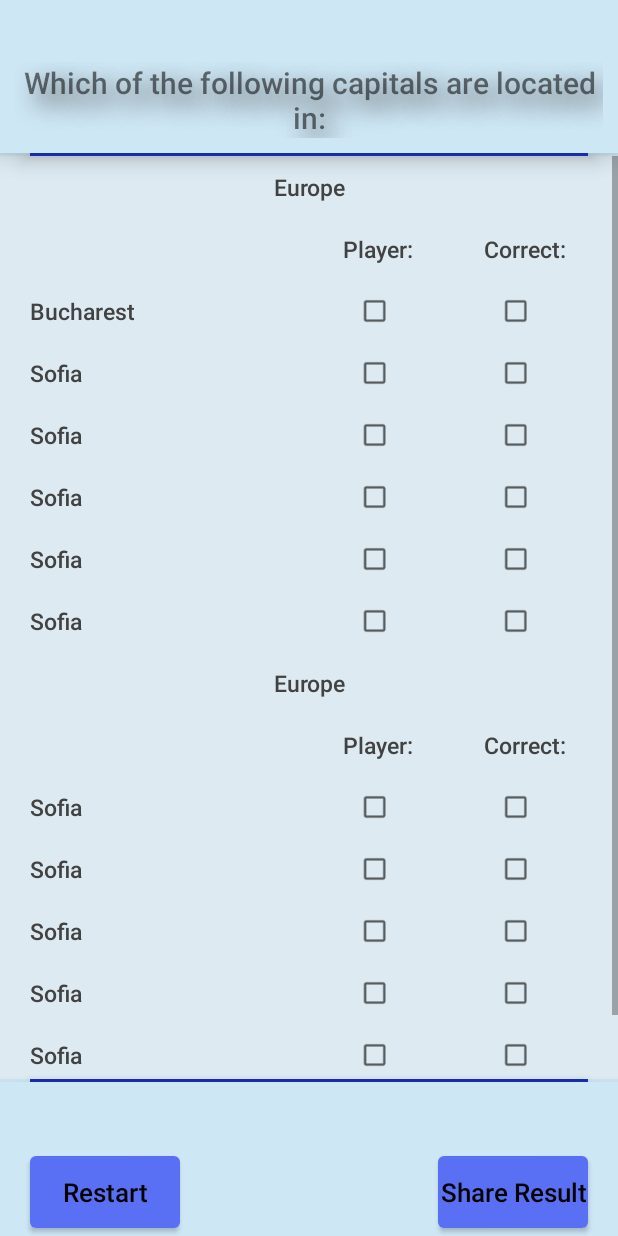
After one commit to raulrada/QuizApp, an Android app: the ReportActivity2 screen opened directly, with no data from a screen before it, on a phone screen of 412 x 824 dp. The commit adds this screen. Run offline under Robolectric (Android 15) with nearby library versions, the phone set to English and light mode, and no system bars.

Commit message:
activity_report_2.xml implemented

```diff
--- a/app/src/main/AndroidManifest.xml
+++ b/app/src/main/AndroidManifest.xml
@@ -19,7 +19,8 @@
         <activity android:name=".QuizActivity" />
         <activity android:name=".ReportActivity" />
         <activity android:name=".QuizOpenActivity" />
-        <activity android:name=".QuizMultipleActivity"></activity>
+        <activity android:name=".QuizMultipleActivity" />
+        <activity android:name=".ReportActivity2"></activity>
     </application>
 
 </manifest>
--- a/app/src/main/java/com/example/android/quizapp/ReportActivity.java
+++ b/app/src/main/java/com/example/android/quizapp/ReportActivity.java
@@ -69,7 +69,7 @@ public class ReportActivity extends AppCompatActivity{
         nameReportTextView.setText(getString(R.string.player_name_results,testeeName));
         nameResultsTextView.setText(getString(R.string.player_name_score,testeeName));
 
-        questionTextView = (TextView) findViewById(R.id.question_text_view_results);
+        //questionTextView = (TextView) findViewById(R.id.question_text_view_results);
 
         currentScore = getIntent().getIntExtra("KEY_TESTEE_SCORE", 0);
 
@@ -120,6 +120,12 @@ public class ReportActivity extends AppCompatActivity{
      * Restart the quiz for the current player
      * @param view
      */
+
+    public void next(View view){
+        Intent nextReport = new Intent(this, ReportActivity2.class);
+        startActivity(nextReport);
+    }
+
     public void restart(View view){
         Intent startQuizIntent = new Intent (this, QuizActivity.class);
         startQuizIntent.putExtra("KEY_TESTEE_NAME", testeeName);
--- /dev/null
+++ b/app/src/main/java/com/example/android/quizapp/ReportActivity2.java
@@ -0,0 +1,54 @@
+package com.example.android.quizapp;
+
+import android.content.Intent;
+import android.net.Uri;
+import android.support.v7.app.AppCompatActivity;
+import android.os.Bundle;
+import android.view.View;
+
+public class ReportActivity2 extends AppCompatActivity {
+
+    private String testeeName = "";
+
+    private int currentScore = 0;
+
+    private int maxScorePossible = 0;
+
+    private static final int MIN_SCORE_CONGRATULATIONS = 10;
+
+    @Override
+    protected void onCreate(Bundle savedInstanceState) {
+        super.onCreate(savedInstanceState);
+        setContentView(R.layout.activity_report_2);
+    }
+
+
+    public void restart(View view){
+        Intent startQuizIntent = new Intent (this, QuizActivity.class);
+        startQuizIntent.putExtra("KEY_TESTEE_NAME", testeeName);
+        startActivity(startQuizIntent);
+    }
+
+    /**
+     * allows player to share quiz result via e-mail
+     * @param view
+     */
+    public void share(View view){
+        String mySubject = getString(R.string.player_result_share_subject,testeeName);
+        String myMessage;
+
+        //determine message to be included in e-mail: congratulate player or encourage player.
+        if (currentScore >= MIN_SCORE_CONGRATULATIONS)
+            myMessage = getString(R.string.share_message_congratulate, testeeName, currentScore, maxScorePossible);
+        else
+            myMessage = getString(R.string.share_message_encourage, testeeName, currentScore, maxScorePossible);
+
+        Intent intent = new Intent(Intent.ACTION_SENDTO);
+        intent.setData(Uri.parse("mailto:"));
+        intent.putExtra(Intent.EXTRA_SUBJECT, mySubject);
+        intent.putExtra(Intent.EXTRA_TEXT, myMessage);
+        if (intent.resolveActivity(getPackageManager()) != null){
+            startActivity(intent);}
+    }
+
+}
--- a/app/src/main/res/layout/activity_report.xml
+++ b/app/src/main/res/layout/activity_report.xml
@@ -294,6 +294,17 @@
 
             </LinearLayout>
 
+            <LinearLayout
+                android:layout_width="match_parent"
+                android:layout_height="wrap_content">
+
+                <Button
+                    android:id="@+id/button_next"
+                    style="@style/button.result"
+                    android:onClick="next"/>
+
+            </LinearLayout>
+
         </LinearLayout>
 
     </ScrollView>
--- /dev/null
+++ b/app/src/main/res/layout/activity_report_2.xml
@@ -0,0 +1,459 @@
+<?xml version="1.0" encoding="utf-8"?>
+
+<LinearLayout xmlns:android="http://schemas.android.com/apk/res/android"
+    xmlns:tools="http://schemas.android.com/tools"
+    android:layout_width="match_parent"
+    android:layout_height="match_parent"
+    android:background="@color/welcome_background_color_darker"
+    android:orientation="vertical"
+    tools:context="com.example.android.quizapp.ReportActivity2">
+
+    <FrameLayout style="@style/frameLayoutWelcome">
+
+        <TextView
+            android:id="@+id/name_results2_text_view"
+            style="@style/text.question_number" />
+
+    </FrameLayout>
+
+    <FrameLayout style="@style/frameLayoutWelcome">
+
+        <TextView
+            android:id="@+id/question_text_view_results2"
+            style="@style/text.title"
+            android:text="@string/ask_question_result2" />
+
+    </FrameLayout>
+
+
+    <View style="@style/line" />
+
+    <ScrollView
+        android:layout_width="match_parent"
+        android:layout_height="@dimen/noHeight"
+        android:layout_weight="1"
+        android:background="@color/welcome_background_color_lighter"
+        android:fillViewport="true">
+
+        <LinearLayout
+            android:layout_width="match_parent"
+            android:layout_height="wrap_content"
+            android:orientation="vertical">
+
+            <LinearLayout
+                android:layout_width="match_parent"
+                android:layout_height="wrap_content"
+                android:layout_weight="1"
+                android:orientation="horizontal">
+
+                <TextView
+                    style="@style/text.result.start"
+                    android:gravity="center"
+                    android:id="@+id/text_view_zone1"
+                    android:layout_weight="1"
+                    android:text="Europe"/>
+
+            </LinearLayout>
+
+            <LinearLayout
+                android:layout_width="match_parent"
+                android:layout_height="wrap_content"
+                android:layout_weight="1">
+
+                <TextView
+                    style="@style/text.result.start"
+                    android:layout_weight="2.2" />
+
+                <TextView
+                    style="@style/text.result2"
+                    android:layout_weight="1"
+                    android:text="@string/player"/>
+
+                <TextView
+                    style="@style/text.result2"
+                    android:layout_weight="1"
+                    android:text="@string/correct_title"/>
+
+            </LinearLayout>
+
+            <LinearLayout
+                android:layout_width="match_parent"
+                android:layout_height="wrap_content"
+                android:layout_weight="1"
+                android:orientation="horizontal">
+
+                <TextView
+                    android:id="@+id/text_view_capital_0"
+                    style="@style/text.result.start"
+                    android:text="Bucharest"
+                    android:layout_weight="2.2" />
+
+                <CheckBox
+                    android:id="@+id/checbox_player_0"
+                    style="@style/text.checkbox.report"
+                    android:layout_weight="1" />
+
+                <CheckBox
+                    android:id="@+id/checkbox_correct_0"
+                    style="@style/text.checkbox.report"
+                    android:layout_weight="1" />
+
+            </LinearLayout>
+
+            <LinearLayout
+                android:layout_width="match_parent"
+                android:layout_height="wrap_content"
+                android:layout_weight="1"
+                android:orientation="horizontal">
+
+                <TextView
+                    android:id="@+id/text_view_capital_1"
+                    style="@style/text.result.start"
+                    android:text="Sofia"
+                    android:layout_weight="2.2" />
+
+                <CheckBox
+                    android:id="@+id/checbox_player_1"
+                    style="@style/text.checkbox.report"
+                    android:layout_weight="1" />
+
+                <CheckBox
+                    android:id="@+id/checkbox_correct_1"
+                    style="@style/text.checkbox.report"
+                    android:layout_weight="1" />
+
+            </LinearLayout>
+
+            <LinearLayout
+                android:layout_width="match_parent"
+                android:layout_height="wrap_content"
+                android:layout_weight="1"
+                android:orientation="horizontal">
+
+                <TextView
+                    android:id="@+id/text_view_capital_2"
+                    style="@style/text.result.start"
+                    android:text="Sofia"
+                    android:layout_weight="2.2" />
+
+                <CheckBox
+                    android:id="@+id/checbox_player_2"
+                    style="@style/text.checkbox.report"
+                    android:layout_weight="1" />
+
+                <CheckBox
+                    android:id="@+id/checkbox_correct_2"
+                    style="@style/text.checkbox.report"
+                    android:layout_weight="1" />
+
+            </LinearLayout>
+
+            <LinearLayout
+                android:layout_width="match_parent"
+                android:layout_height="wrap_content"
+                android:layout_weight="1"
+                android:orientation="horizontal">
+
+                <TextView
+                    android:id="@+id/text_view_capital_3"
+                    style="@style/text.result.start"
+                    android:text="Sofia"
+                    android:layout_weight="2.2" />
+
+                <CheckBox
+                    android:id="@+id/checbox_player_3"
+                    style="@style/text.checkbox.report"
+                    android:layout_weight="1" />
+
+                <CheckBox
+                    android:id="@+id/checkbox_correct_3"
+                    style="@style/text.checkbox.report"
+                    android:layout_weight="1" />
+
+            </LinearLayout>
+
+            <LinearLayout
+                android:layout_width="match_parent"
+                android:layout_height="wrap_content"
+                android:layout_weight="1"
+                android:orientation="horizontal">
+
+                <TextView
+                    android:id="@+id/text_view_capital_4"
+                    style="@style/text.result.start"
+                    android:text="Sofia"
+                    android:layout_weight="2.2" />
+
+                <CheckBox
+                    android:id="@+id/checbox_player_4"
+                    style="@style/text.checkbox.report"
+                    android:layout_weight="1" />
+
+                <CheckBox
+                    android:id="@+id/checkbox_correct_4"
+                    style="@style/text.checkbox.report"
+                    android:layout_weight="1" />
+
+            </LinearLayout>
+
+            <LinearLayout
+                android:layout_width="match_parent"
+                android:layout_height="wrap_content"
+                android:layout_weight="1"
+                android:orientation="horizontal">
+
+                <TextView
+                    android:id="@+id/text_view_capital_5"
+                    style="@style/text.result.start"
+                    android:text="Sofia"
+                    android:layout_weight="2.2" />
+
+                <CheckBox
+                    android:id="@+id/checbox_player_5"
+                    style="@style/text.checkbox.report"
+                    android:layout_weight="1" />
+
+                <CheckBox
+                    android:id="@+id/checkbox_correct_5"
+                    style="@style/text.checkbox.report"
+                    android:layout_weight="1" />
+
+            </LinearLayout>
+
+
+            <LinearLayout
+                android:layout_width="match_parent"
+                android:layout_height="wrap_content"
+                android:layout_weight="1"
+                android:orientation="horizontal">
+
+                <TextView
+                    style="@style/text.result.start"
+                    android:id="@+id/text_view_zone2"
+                    android:layout_weight="1"
+                    android:gravity="center"
+                    android:text="Europe"/>
+
+            </LinearLayout>
+
+            <LinearLayout
+                android:layout_width="match_parent"
+                android:layout_height="wrap_content"
+                android:layout_weight="1">
+
+                <TextView
+                    style="@style/text.result.start"
+                    android:layout_weight="2.2" />
+
+                <TextView
+                    style="@style/text.result2"
+                    android:layout_weight="1"
+                    android:text="@string/player"/>
+
+                <TextView
+                    style="@style/text.result2"
+                    android:layout_weight="1"
+                    android:text="@string/correct_title"/>
+
+            </LinearLayout>
+
+            <LinearLayout
+                android:layout_width="match_parent"
+                android:layout_height="wrap_content"
+                android:layout_weight="1">
+
+                <TextView
+                    android:id="@+id/text_view_capital_6"
+                    style="@style/text.result.start"
+                    android:text="Sofia"
+                    android:layout_weight="2.2" />
+
+                <CheckBox
+                    android:id="@+id/checbox_player_6"
+                    style="@style/text.checkbox.report"
+                    android:layout_weight="1" />
+
+                <CheckBox
+                    android:id="@+id/checkbox_correct_6"
+                    style="@style/text.checkbox.report"
+                    android:layout_weight="1" />
+
+
+            </LinearLayout>
+
+
+            <LinearLayout
+                android:layout_width="match_parent"
+                android:layout_height="wrap_content"
+                android:layout_weight="1"
+                android:orientation="horizontal">
+
+                <TextView
+                    android:id="@+id/text_view_capital_7"
+                    style="@style/text.result.start"
+                    android:text="Sofia"
+                    android:layout_weight="2.2" />
+
+                <CheckBox
+                    android:id="@+id/checbox_player_7"
+                    style="@style/text.checkbox.report"
+                    android:layout_weight="1" />
+
+                <CheckBox
+                    android:id="@+id/checkbox_correct_7"
+                    style="@style/text.checkbox.report"
+                    android:layout_weight="1" />
+
+            </LinearLayout>
+
+            <LinearLayout
+                android:layout_width="match_parent"
+                android:layout_height="wrap_content"
+                android:layout_weight="1"
+                android:orientation="horizontal">
+
+                <TextView
+                    android:id="@+id/text_view_capital_8"
+                    style="@style/text.result.start"
+                    android:text="Sofia"
+                    android:layout_weight="2.2" />
+
+                <CheckBox
+                    android:id="@+id/checbox_player_8"
+                    style="@style/text.checkbox.report"
+                    android:layout_weight="1" />
+
+                <CheckBox
+                    android:id="@+id/checkbox_correct_8"
+                    style="@style/text.checkbox.report"
+                    android:layout_weight="1" />
+
+            </LinearLayout>
+
+            <LinearLayout
+                android:layout_width="match_parent"
+                android:layout_height="wrap_content"
+                android:layout_weight="1">
+
+                <TextView
+                    android:id="@+id/text_view_capital_9"
+                    style="@style/text.result.start"
+                    android:text="Sofia"
+                    android:layout_weight="2.2" />
+
+                <CheckBox
+                    android:id="@+id/checbox_player_9"
+                    style="@style/text.checkbox.report"
+                    android:layout_weight="1" />
+
+                <CheckBox
+                    android:id="@+id/checkbox_correct_9"
+                    style="@style/text.checkbox.report"
+                    android:layout_weight="1" />
+
+            </LinearLayout>
+
+            <LinearLayout
+            android:layout_width="match_parent"
+            android:layout_height="wrap_content"
+            android:layout_weight="1"
+            android:orientation="horizontal">
+
+            <TextView
+                android:id="@+id/text_view_capital_10"
+                style="@style/text.result.start"
+                android:text="Sofia"
+                android:layout_weight="2.2" />
+
+            <CheckBox
+                android:id="@+id/checbox_player_10"
+                style="@style/text.checkbox.report"
+                android:layout_weight="1" />
+
+            <CheckBox
+                android:id="@+id/checkbox_correct_10"
+                style="@style/text.checkbox.report"
+                android:layout_weight="1" />
+
+        </LinearLayout>
+
+            <LinearLayout
+                android:layout_width="match_parent"
+                android:layout_height="wrap_content"
+                android:layout_weight="1"
+                android:orientation="horizontal">
+
+                <TextView
+                    android:id="@+id/text_view_capital_11"
+                    style="@style/text.result.start"
+                    android:text="Sofia"
+                    android:layout_weight="2.2" />
+
+                <CheckBox
+                    android:id="@+id/checbox_player_11"
+                    style="@style/text.checkbox.report"
+                    android:layout_weight="1" />
+
+                <CheckBox
+                    android:id="@+id/checkbox_correct_11"
+                    style="@style/text.checkbox.report"
+                    android:layout_weight="1" />
+
+            </LinearLayout>
+
+        </LinearLayout>
+
+    </ScrollView>
+
+    <View style="@style/line" />
+
+    <FrameLayout style="@style/frameLayoutWelcome">
+
+        <RelativeLayout
+            android:layout_width="match_parent"
+            android:layout_height="wrap_content"
+            android:elevation="@dimen/elevation">
+
+            <TextView
+                android:id="@+id/name_text_view_report_2"
+                style="@style/text.summary.start"
+                android:layout_width="wrap_content"
+                android:layout_height="wrap_content"
+                android:layout_alignParentStart="true" />
+
+            <TextView
+                android:id="@+id/current_score_view_report_2"
+                style="@style/text.summary.end"
+                android:layout_width="wrap_content"
+                android:layout_height="wrap_content"
+                android:layout_alignParentEnd="true" />
+
+        </RelativeLayout>
+
+    </FrameLayout>
+
+    <FrameLayout style="@style/frameLayoutWelcome">
+
+        <RelativeLayout
+            android:layout_width="match_parent"
+            android:layout_height="wrap_content">
+
+            <Button
+                android:id="@+id/restart_button_2"
+                style="@style/button.result"
+                android:layout_alignParentStart="true"
+                android:onClick="restart"
+                android:text="@string/restart" />
+
+            <Button
+                android:id="@+id/share_button_2"
+                style="@style/button.result"
+                android:layout_alignParentEnd="true"
+                android:onClick="share"
+                android:text="@string/share_result" />
+
+        </RelativeLayout>
+
+    </FrameLayout>
+
+</LinearLayout>
--- a/app/src/main/res/values/colors.xml
+++ b/app/src/main/res/values/colors.xml
@@ -15,8 +15,8 @@
     <color name="buttonDisabledTextColor">#FF424242</color>
 
     <color name="radioButtonQuizTextColor">#FF424242</color>
-    <color name="reqularQuizTextColor">#FF424242</color>
-    <color name="reqularResultTextColor">#FF424242</color>
+    <color name="regularQuizTextColor">#FF424242</color>
+    <color name="regularResultTextColor">#FF424242</color>
     <color name="summaryResultTextColor">#FF424242</color>
 
     <color name="correctAnswerColor">#17601c</color>
--- a/app/src/main/res/values/dimens.xml
+++ b/app/src/main/res/values/dimens.xml
@@ -29,6 +29,12 @@
     <dimen name="resultTextResultMarginTop">10dp</dimen>
     <dimen name="resultTextResultMarginBottom">10dp</dimen>
     <dimen name="resultTextResultTextSize">17sp</dimen>
+
+    <dimen name="result2TextResultMarginStart">5dp</dimen>
+    <dimen name="result2TextResultMarginEnd">5dp</dimen>
+    <dimen name="result2TextResultMarginTop">10dp</dimen>
+    <dimen name="result2TextResultMarginBottom">10dp</dimen>
+    <dimen name="result2TextResultTextSize">17sp</dimen>
 
     <dimen name="editTextMarginStart">20dp</dimen>
     <dimen name="editTextMarginEnd">20dp</dimen>
@@ -65,6 +71,14 @@
     <dimen name="checkBoxQuizTextPaddingLeft">5dp</dimen>
     <dimen name="checkBoxQuizTextSize">17sp</dimen>
 
+    <dimen name="checkBoxReportMarginStart">5dp</dimen>
+    <dimen name="checkBoxReportMarginEnd">5dp</dimen>
+    <dimen name="checkBoxReportMarginTop">0dp</dimen>
+    <dimen name="checkBoxReportMarginBottom">0dp</dimen>
+    <dimen name="checkBoxReportTextPaddingLeft">0dp</dimen>
+    <dimen name="checkBoxReportTextSize">17sp</dimen>
+    <dimen name="checkBoxReportScale">0.8</dimen>
+
     <dimen name="checkboxWelcomeTextPaddingLeft">0dp</dimen>
 
     <dimen name="lineMarginStart">20dp</dimen>
--- a/app/src/main/res/values/strings.xml
+++ b/app/src/main/res/values/strings.xml
@@ -13,6 +13,7 @@
     <string name="ask_question">What is the capital of %1$s?</string>
     <string name="ask_question_multiple">Which of the following capitals are located in %1$s</string>
     <string name="ask_question_result">What is the capital of: </string>
+    <string name="ask_question_result2">Which of the following capitals are located in:</string>
 
     <string name="question">Question <xliff:g example="5" id="currentQuestionNumber">%s</xliff:g></string>
 
@@ -37,6 +38,9 @@
     <string name="restart">Restart</string>
     <string name="share_result">Share Result</string>
 
+    <string name="player">Player:</string>
+    <string name="correct_title">Correct:</string>
+
     <string name="romania">Romania</string>
 
 
--- a/app/src/main/res/values/styles.xml
+++ b/app/src/main/res/values/styles.xml
@@ -93,6 +93,19 @@
         <item name="android:textSize">@dimen/checkBoxQuizTextSize</item>
     </style>
 
+    <style name="text.checkbox.report">
+        <item name="android:layout_marginStart">@dimen/checkBoxReportMarginStart</item>
+        <item name="android:layout_marginEnd">@dimen/checkBoxReportMarginEnd</item>
+        <item name="android:layout_marginTop">@dimen/checkBoxReportMarginTop</item>
+        <item name="android:layout_marginBottom">@dimen/checkBoxReportMarginBottom</item>
+        <item name="android:layout_width">@dimen/noWidth</item>
+        <item name="android:layout_gravity">center</item>
+        <item name="android:scaleX">@dimen/checkBoxReportScale</item>
+        <item name="android:scaleY">@dimen/checkBoxReportScale</item>
+    </style>
+
+
+
     <style name="text.regular_text_quiz">
         <item name="android:layout_width">wrap_content</item>
         <item name="android:layout_marginStart">@dimen/regularTextQuizMarginStart</item>
@@ -100,7 +113,7 @@
         <item name="android:layout_marginTop">@dimen/regularTextQuizMarginTop</item>
         <item name="android:layout_marginBottom">@dimen/regularTextQuizMarginBottom</item>
         <item name="android:textSize">@dimen/regularTextTextSize</item>
-        <item name="android:textColor">@color/reqularQuizTextColor</item>
+        <item name="android:textColor">@color/regularQuizTextColor</item>
         <item name="android:textStyle">bold|italic</item>
     </style>
 
@@ -111,7 +124,7 @@
         <item name="android:layout_marginTop">@dimen/regularTextResultMarginTop</item>
         <item name="android:layout_marginBottom">@dimen/regularTextResultMarginBottom</item>
         <item name="android:textSize">@dimen/regularTextResultTextSize</item>
-        <item name="android:textColor">@color/reqularResultTextColor</item>
+        <item name="android:textColor">@color/regularResultTextColor</item>
     </style>
 
     <style name="text.result.start">
@@ -124,6 +137,16 @@
 
     <style name="text.result.end">
         <item name="android:layout_alignParentEnd">true</item>
+    </style>
+
+    <style name="text.result2">
+        <item name="android:layout_width">@dimen/noWidth</item>
+        <item name="android:layout_marginStart">@dimen/result2TextResultMarginStart</item>
+        <item name="android:layout_marginEnd">@dimen/result2TextResultMarginEnd</item>
+        <item name="android:layout_marginTop">@dimen/result2TextResultMarginTop</item>
+        <item name="android:layout_marginBottom">@dimen/result2TextResultMarginBottom</item>
+        <item name="android:textSize">@dimen/regularTextResultTextSize</item>
+        <item name="android:textColor">@color/regularResultTextColor</item>
     </style>
 
     <style name="text.summary">
```
